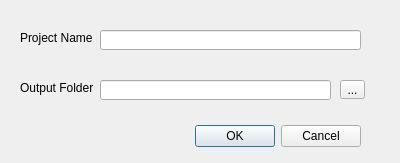
The window that src/ui/ript_new_project.ui (Riverscapes/QRiS) describes before a commit, drawn with Qt 5.
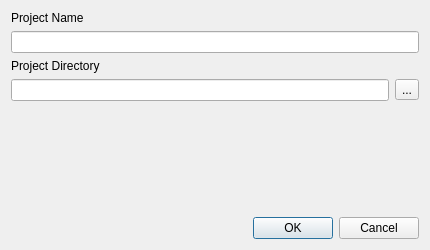
The same window after the commit.

Commit message: 'Some basic GUI formatting'

Patch:
```diff
--- a/src/ui/ript_new_project.ui
+++ b/src/ui/ript_new_project.ui
@@ -6,91 +6,113 @@
    <rect>
     <x>0</x>
     <y>0</y>
-    <width>400</width>
-    <height>163</height>
+    <width>430</width>
+    <height>250</height>
    </rect>
   </property>
   <property name="windowTitle">
    <string>New RIPT Project</string>
   </property>
-  <widget class="QDialogButtonBox" name="buttonBox">
-   <property name="geometry">
-    <rect>
-     <x>20</x>
-     <y>120</y>
-     <width>341</width>
-     <height>32</height>
-    </rect>
-   </property>
-   <property name="orientation">
-    <enum>Qt::Horizontal</enum>
-   </property>
-   <property name="standardButtons">
-    <set>QDialogButtonBox::Cancel|QDialogButtonBox::Ok</set>
-   </property>
-  </widget>
-  <widget class="QLineEdit" name="txtProjectName">
-   <property name="geometry">
-    <rect>
-     <x>100</x>
-     <y>30</y>
-     <width>261</width>
-     <height>20</height>
-    </rect>
-   </property>
-  </widget>
+  <layout class="QVBoxLayout" name="verticalLayout">
+   <item>
   <widget class="QLabel" name="label">
-   <property name="geometry">
-    <rect>
-     <x>20</x>
-     <y>30</y>
-     <width>81</width>
-     <height>16</height>
-    </rect>
+     <property name="sizePolicy">
+      <sizepolicy hsizetype="Expanding" vsizetype="Fixed">
+       <horstretch>0</horstretch>
+       <verstretch>0</verstretch>
+      </sizepolicy>
    </property>
    <property name="text">
     <string>Project Name</string>
    </property>
-  </widget>
+     <property name="alignment">
+      <set>Qt::AlignLeading|Qt::AlignLeft|Qt::AlignTop</set>
+     </property>
+    </widget>
+   </item>
+   <item>
+    <widget class="QLineEdit" name="txtProjectName">
+     <property name="alignment">
+      <set>Qt::AlignLeading|Qt::AlignLeft|Qt::AlignTop</set>
+     </property>
+    </widget>
+   </item>
+   <item>
   <widget class="QLabel" name="label_2">
-   <property name="geometry">
-    <rect>
-     <x>20</x>
-     <y>80</y>
-     <width>81</width>
-     <height>16</height>
-    </rect>
+     <property name="sizePolicy">
+      <sizepolicy hsizetype="Expanding" vsizetype="Fixed">
+       <horstretch>0</horstretch>
+       <verstretch>0</verstretch>
+      </sizepolicy>
    </property>
    <property name="text">
-    <string>Output Folder</string>
-   </property>
-  </widget>
+      <string>Project Directory</string>
+     </property>
+     <property name="alignment">
+      <set>Qt::AlignLeading|Qt::AlignLeft|Qt::AlignTop</set>
+     </property>
+    </widget>
+   </item>
+   <item>
+    <layout class="QHBoxLayout" name="horizontalLayout_2">
+     <item>
   <widget class="QLineEdit" name="txtSaveFolder">
-   <property name="geometry">
-    <rect>
-     <x>100</x>
-     <y>80</y>
-     <width>231</width>
-     <height>20</height>
-    </rect>
+       <property name="sizePolicy">
+        <sizepolicy hsizetype="MinimumExpanding" vsizetype="Fixed">
+         <horstretch>0</horstretch>
+         <verstretch>0</verstretch>
+        </sizepolicy>
+       </property>
+       <property name="alignment">
+        <set>Qt::AlignLeading|Qt::AlignLeft|Qt::AlignTop</set>
    </property>
    <property name="readOnly">
     <bool>true</bool>
    </property>
   </widget>
+     </item>
+     <item>
   <widget class="QToolButton" name="btnSaveFolder">
-   <property name="geometry">
-    <rect>
-     <x>340</x>
-     <y>80</y>
-     <width>25</width>
-     <height>19</height>
-    </rect>
+       <property name="sizePolicy">
+        <sizepolicy hsizetype="Fixed" vsizetype="Fixed">
+         <horstretch>0</horstretch>
+         <verstretch>0</verstretch>
+        </sizepolicy>
+       </property>
+       <property name="layoutDirection">
+        <enum>Qt::RightToLeft</enum>
    </property>
    <property name="text">
     <string>...</string>
    </property>
   </widget>
+     </item>
+    </layout>
+   </item>
+   <item>
+    <spacer name="verticalSpacer">
+     <property name="orientation">
+      <enum>Qt::Vertical</enum>
+     </property>
+     <property name="sizeHint" stdset="0">
+      <size>
+       <width>20</width>
+       <height>40</height>
+      </size>
+     </property>
+    </spacer>
+   </item>
+   <item>
+    <widget class="QDialogButtonBox" name="buttonBox">
+     <property name="orientation">
+      <enum>Qt::Horizontal</enum>
+     </property>
+     <property name="standardButtons">
+      <set>QDialogButtonBox::Cancel|QDialogButtonBox::Ok</set>
+     </property>
+    </widget>
+   </item>
+  </layout>
  </widget>
  <resources/>
  <connections>
```
Left out of the diff: 2 changed lines with no effect on the pictures. Lines whose indentation alone changed are shown as unchanged. The commit also changes 7 other files.
